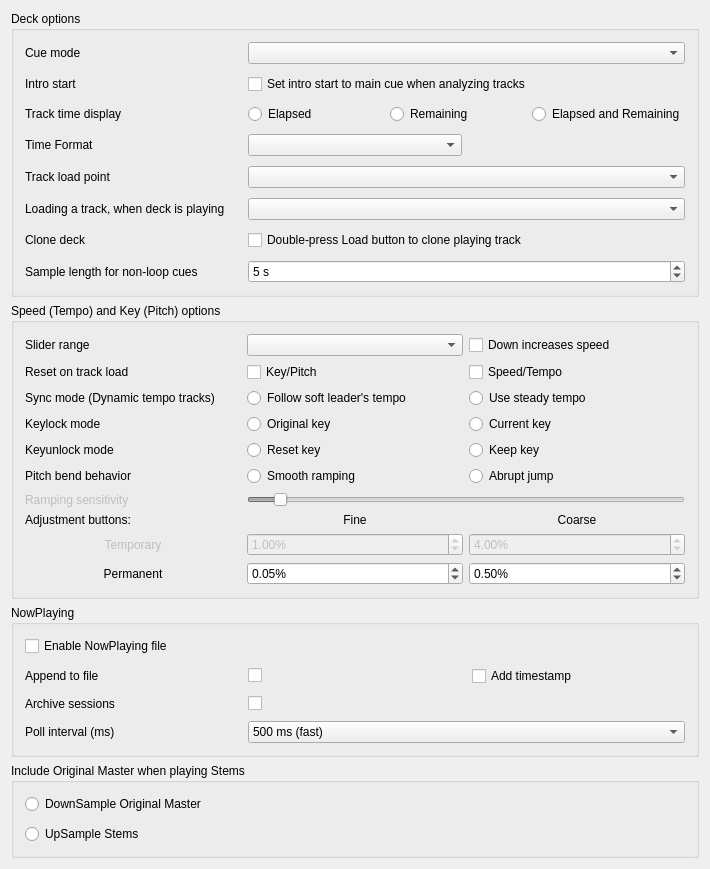
Qt form src/preferences/dialog/dlgprefdeckdlg.ui (Eve00000/mixxx) before a commit.
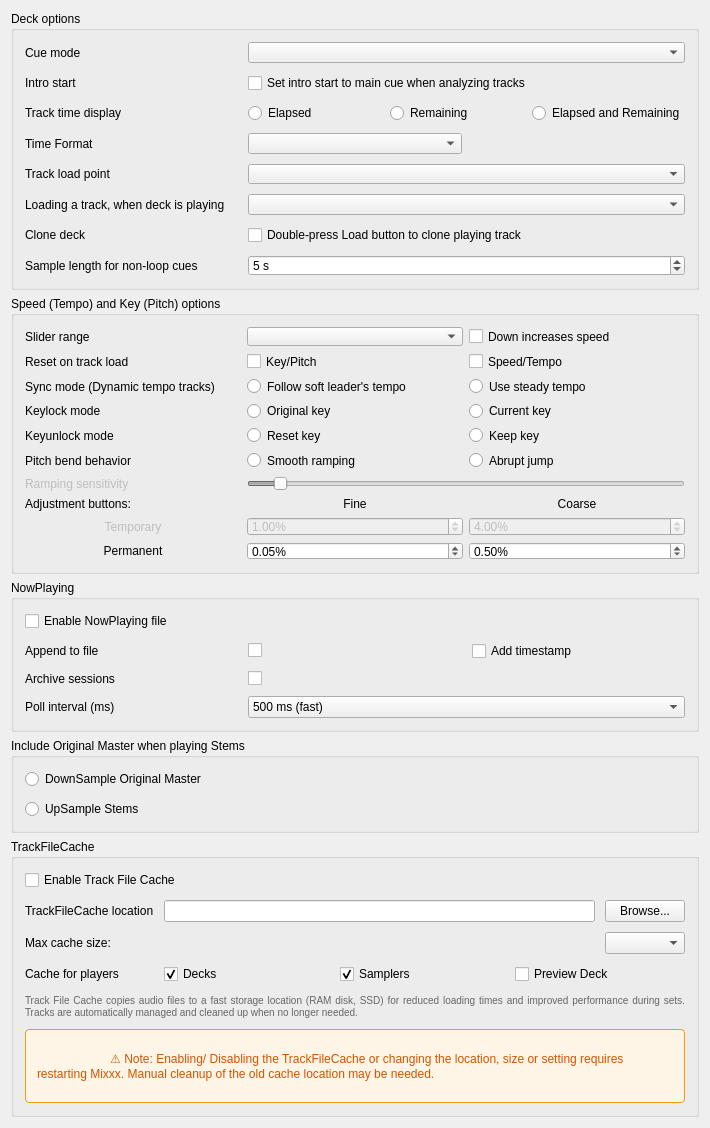
The same form after that commit.

Commit message: Fix Merge dlgprefdeck ui - RamPlay

Patch:
```diff
--- a/src/preferences/dialog/dlgprefdeckdlg.ui
+++ b/src/preferences/dialog/dlgprefdeckdlg.ui
@@ -806,6 +806,166 @@
         </widget>
       </item>
       <item row="4" column="0">
+          <widget class="QGroupBox" name="groupBoxTrackFileCache">
+            <property name="title">
+              <string>TrackFileCache</string>
+            </property>
+            <property name="toolTip">
+              <string>Copy track files to a cache location for faster loading and reduced disk access during performance</string>
+            </property>
+            <layout class="QGridLayout" name="gridLayoutTrackFileCache">
+              <property name="spacing">
+                <number>10</number>
+              </property>
+
+              <!-- TrackFileCache: Enable  -->
+              <item row="0" column="0" colspan="3">
+                <widget class="QCheckBox" name="checkBoxTrackFileCacheEnabled">
+                  <property name="text">
+                    <string>Enable Track File Cache</string>
+                  </property>
+                  <property name="toolTip">
+                    <string>Copy tracks to cache location for faster loading</string>
+                  </property>
+                </widget>
+              </item>
+
+              <!-- TrackFileCache: Location -->
+              <item row="1" column="0">
+                <widget class="QLabel" name="labelTrackFileCacheLocation">
+                  <property name="text">
+                    <string>TrackFileCache location</string>
+                  </property>
+                  <property name="buddy">
+                    <cstring>lineEditTrackFileCacheLocation</cstring>
+                  </property>
+                </widget>
+              </item>
+              <item row="1" column="1">
+                <widget class="QLineEdit" name="lineEditTrackFileCacheLocation">
+                  <property name="toolTip">
+                    <string>Location where Mixxx will create the cache folder. Use fast storage like RAM disks or SSDs for best performance.</string>
+                  </property>
+                </widget>
+              </item>
+              <item row="1" column="2">
+                <widget class="QPushButton" name="pushButtonBrowseTrackFileCacheLocation">
+                  <property name="text">
+                    <string>Browse...</string>
+                  </property>
+                  <property name="toolTip">
+                    <string>Select cache location</string>
+                  </property>
+                </widget>
+              </item>
+
+              <!-- TrackFileCache Max Size -->
+              <item row="2" column="0" colspan="2">
+                <widget class="QLabel" name="labelMaxTrackFileCacheSize">
+                  <property name="text">
+                    <string>Max cache size:</string>
+                  </property>
+                  <property name="buddy">
+                    <cstring>comboBoxMaxTrackFileCacheSize</cstring>
+                  </property>
+                </widget>
+              </item>
+              <item row="2" column="2" colspan="1">
+                <widget class="QComboBox" name="comboBoxMaxTrackFileCacheSize">
+                  <property name="toolTip">
+                    <string>Maximum disk space used by the cache. Larger values allow more tracks to be cached.</string>
+                  </property>
+                </widget>
+              </item>
+
+              <!-- TrackFileCache settings for Decks/Samplers/PreviewDeck -->
+              <item row="3" column="0">
+                <widget class="QLabel" name="labelTrackFileCachePlayers">
+                  <property name="text">
+                    <string>Cache for players</string>
+                  </property>
+                </widget>
+              </item>
+              <item row="3" column="1" colspan="2">
+                <layout class="QHBoxLayout" name="horizontalLayoutPlayers">
+                  <item>
+                    <widget class="QCheckBox" name="checkBoxTrackFileCacheDecks">
+                      <property name="text">
+                        <string>Decks</string>
+                      </property>
+                      <property name="toolTip">
+                        <string>Enable caching of tracks loaded in decks</string>
+                      </property>
+                      <property name="checked">
+                        <bool>true</bool>
+                      </property>
+                    </widget>
+                  </item>
+                  <item>
+                    <widget class="QCheckBox" name="checkBoxTrackFileCacheSamplers">
+                      <property name="text">
+                        <string>Samplers</string>
+                      </property>
+                      <property name="toolTip">
+                        <string>Enable caching of tracks loaded in samplers</string>
+                      </property>
+                      <property name="checked">
+                        <bool>true</bool>
+                      </property>
+                    </widget>
+                  </item>
+                  <item>
+                    <widget class="QCheckBox" name="checkBoxTrackFileCachePreviewDeck">
+                      <property name="text">
+                        <string>Preview Deck</string>
+                      </property>
+                      <property name="toolTip">
+                        <string>Enable caching of tracks loaded in preview deck</string>
+                      </property>
+                    </widget>
+                  </item>
+                </layout>
+              </item>
+
+              <!-- TrackFileCache Text -->
+              <item row="4" column="0" colspan="3">
+                <widget class="QLabel" name="labelTrackFileCacheDescription">
+                  <property name="text">
+                    <string>Track File Cache copies audio files to a fast storage location (RAM disk, SSD) for reduced loading times and improved performance during sets. Tracks are automatically managed and cleaned up when no longer needed.</string>
+                  </property>
+                  <property name="wordWrap">
+                    <bool>true</bool>
+                  </property>
+                  <property name="alignment">
+                    <set>Qt::AlignJustify</set>
+                  </property>
+                  <property name="styleSheet">
+                    <string notr="true">color: #666; font-size: 10px;</string>
+                  </property>
+                </widget>
+              </item>
+              <item row="5" column="0" colspan="3">
+                <widget class="QLabel" name="labelCacheWarning">
+                  <property name="text">
+                    <string>
+                      ⚠️ Note: Enabling/ Disabling the TrackFileCache or changing the location, size or setting requires restarting Mixxx. Manual cleanup of the old cache location may be needed.
+                    </string>
+                  </property>
+                  <property name="wordWrap">
+                    <bool>true</bool>
+                  </property>
+                  <property name="styleSheet">
+                    <string notr="true">color: #d35400; background-color: #fef5e7; padding: 8px; border: 1px solid #f39c12; border-radius: 4px;</string>
+                  </property>
+                </widget>
+              </item>
+            </layout>
+          </widget>
+        </item>
+        <!-- TrackFileCache End-->
+
+        <item row="6" column="0">
+
         <spacer name="verticalSpacer2">
           <property name="orientation">
             <enum>Qt::Vertical</enum>
```
